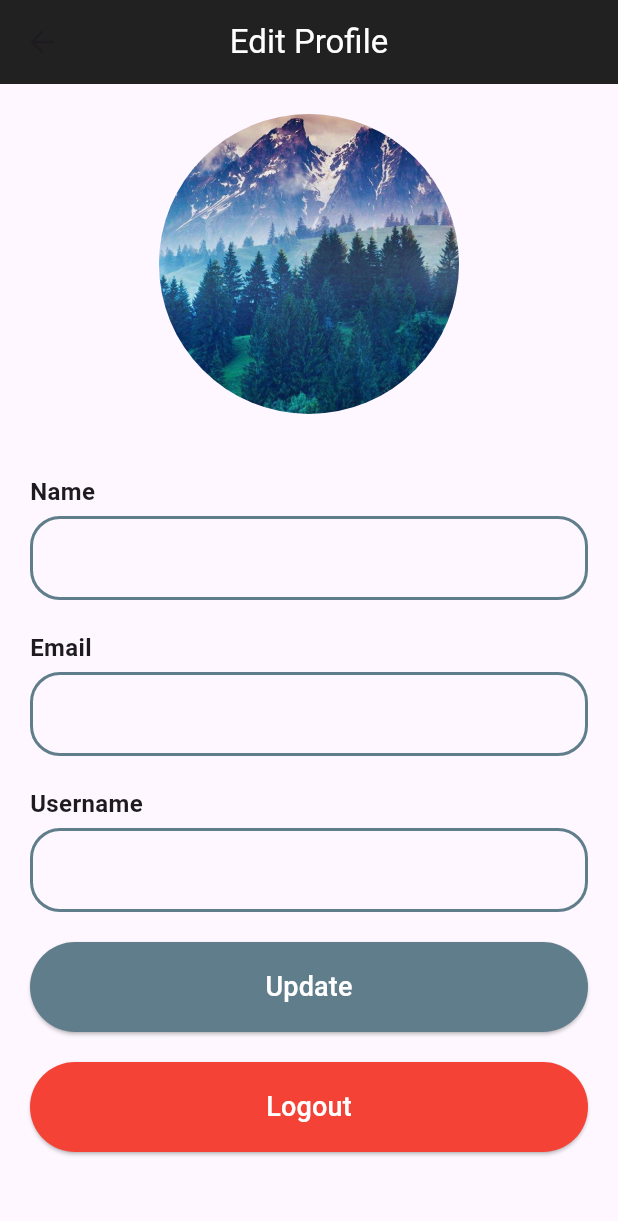
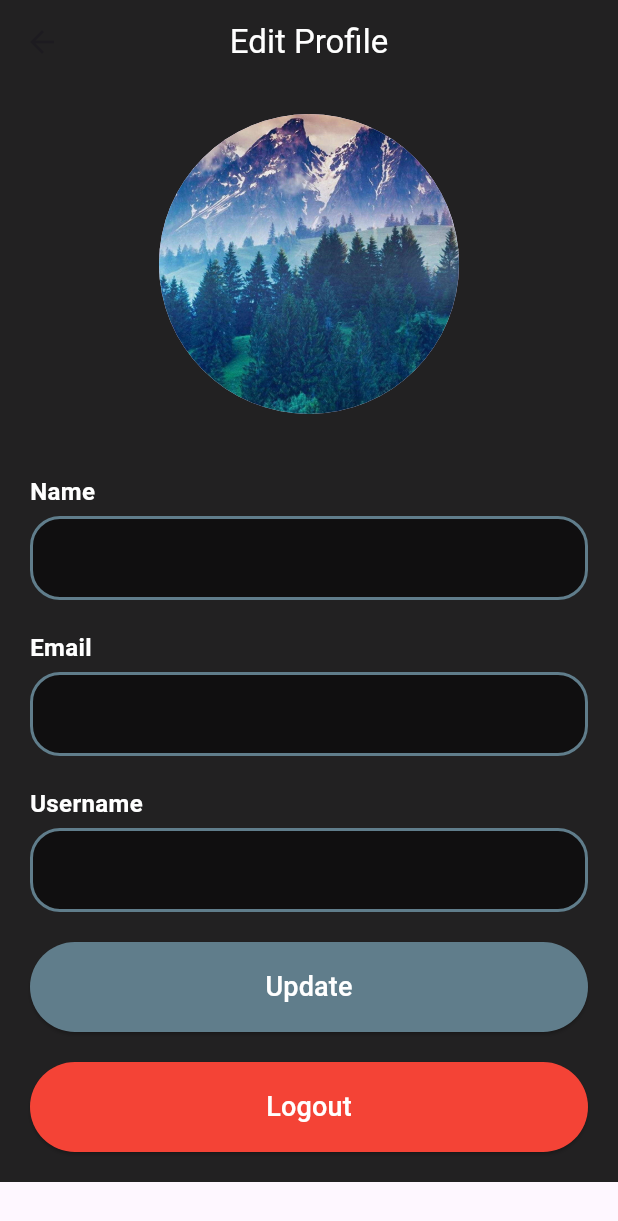
Before and after one commit to riskilinardi/ShiokWeather, a Flutter app: the ProfilePage screen opened directly, on a phone screen of 412 x 824 dp. Shown: the top 1221 px of the screen. Run offline on Flutter 3.47's test engine with Material 3 defaults, Android fonts, the light colour scheme and no system bars; our stand-ins replace curved_navigation_bar, flutter_map, gap, image_picker, latlong2, material_design_icons_flutter and 3 more; accounts and stored records are empty.

Commit message:
Updated Profile page

```diff
--- a/lib/profilepage.dart
+++ b/lib/profilepage.dart
@@ -52,7 +52,9 @@ class _ProfilePageState extends State<ProfilePage> {
         backgroundColor: Colors.black87,
         centerTitle: true,
       ),
-      body: SingleChildScrollView(
+      body: Container(
+        color: Colors.black87,
+        child: SingleChildScrollView(
           padding: EdgeInsets.all(20.0),
           child: Column(
             crossAxisAlignment: CrossAxisAlignment.center,
@@ -65,7 +67,7 @@ class _ProfilePageState extends State<ProfilePage> {
               if (updatedName.isNotEmpty)
                 Text(
                   updatedName,
-                style: Theme.of(context).textTheme.titleMedium?.copyWith(color: Colors.black),
+                  style: Theme.of(context).textTheme.titleMedium?.copyWith(color: Colors.white),
                 ),
               SizedBox(height: 20),
               _inputField("Name", nameController),
@@ -102,6 +104,7 @@ class _ProfilePageState extends State<ProfilePage> {
             ],
           ),
         ),
+      ),
     );
   }
 
@@ -116,15 +119,17 @@ class _ProfilePageState extends State<ProfilePage> {
       children: [
         Text(
           displayName,
-          style: TextStyle(fontSize: 16, fontWeight: FontWeight.bold),
+          style: TextStyle(fontSize: 16, fontWeight: FontWeight.bold, color: Colors.white),
         ),
         SizedBox(height: 5),
         TextField(
           controller: controller,
-          style: TextStyle(color: Colors.black),
+          style: TextStyle(color: Colors.white),
           decoration: InputDecoration(
             enabledBorder: border,
             focusedBorder: border,
+            fillColor: Colors.black54,
+            filled: true,
           ),
         ),
       ],
```
Lines whose indentation alone changed are shown as unchanged.
